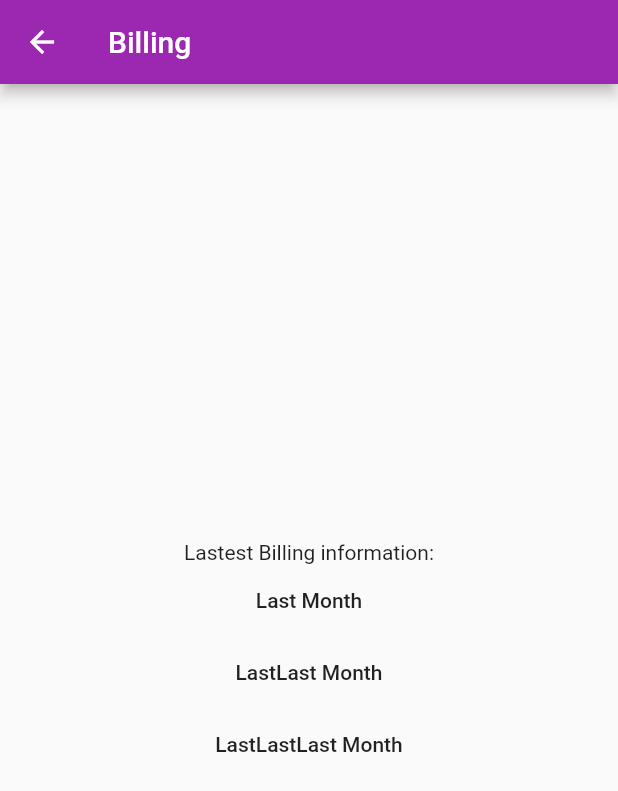
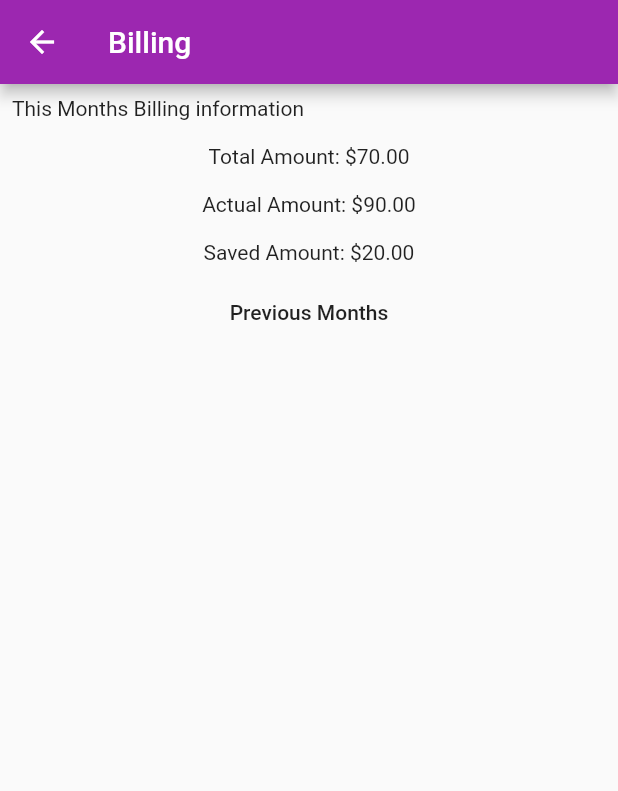
Before and after one commit to SiamakSamie/conuhacks, a Flutter app: the BillingPage screen opened directly, on a phone screen of 412 x 824 dp. Shown: the top 791 px of the screen. Run offline on Flutter 3.47's test engine with Material 2 defaults, Android fonts, the phone set to English and light mode, and no system bars; our stand-ins replace google_maps_flutter.

Commit message:
Billing page, and yourbikepage style changes

```diff
--- a/lib/billing/billingPage.dart
+++ b/lib/billing/billingPage.dart
@@ -7,25 +7,39 @@ class BillingPage extends StatelessWidget {
       appBar: new AppBar(
         title: new Text("Billing"),
       ),
-      body: new Center(
-          child: Column(
-        mainAxisAlignment: MainAxisAlignment.center,
-        children: <Widget>[
-          Text("Lastest Billing information:"),
-          new FlatButton(
-            child: Text('Last Month'),
-            onPressed: () {}
-          ),
-          new FlatButton(
-            child: Text('LastLast Month'),
-            onPressed: () {}
-          ),
-          new FlatButton(
-            child: Text('LastLastLast Month'),
-            onPressed: () {}
-          ),
-        ],
-      )),
+      body: Container(
+        child: Column(mainAxisAlignment: MainAxisAlignment.start, children: <
+            Widget>[
+          Row(children: <Widget>[
+            Padding(
+                padding: EdgeInsets.all(8.0),
+                child: Text("This Months Billing information"))
+          ]),
+          Column(mainAxisAlignment: MainAxisAlignment.start, children: <Widget>[
+            Padding(
+              padding: EdgeInsets.all(8.0),
+              child: Text('Total Amount: \$${format(calculatedTotal(_total, _savings))}')),
+              Padding(
+              padding: EdgeInsets.all(8.0),
+              child: Text('Actual Amount: \$${format(_total)}')),
+              Padding(
+              padding: EdgeInsets.all(8.0),
+              child: Text('Saved Amount: \$${format(_savings)}')),
+            new FlatButton(child: Text('Previous Months'), onPressed: () {}),
+          ])
+        ]),
+      ),
     );
   }
+
+  String format(double n) {
+  return n.toStringAsFixed(2);
 }
+
+ double calculatedTotal(double totalAmount, double savedAmount){
+   return totalAmount-savedAmount;
+ }
+
+ double _total = 90.00;
+ double _savings = 20.00;
+}
```
Also changed, not shown: lib/bikes/bikePage.dart (+15 -2 lines), lib/bikes/yourBikePage.dart (+21 -1 lines), pubspec.yaml (line endings or trailing spaces).
